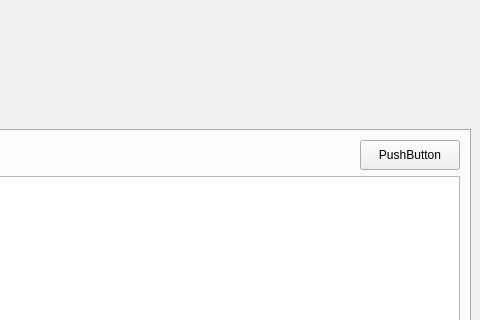
Qt form trade_monitor/trade_monitor/gui_monitor.ui (takkin-takilog/namake-trader) before a commit; both pictures show x 456 to 936 and y 0 to 320 of the 936 by 851 pixel window.
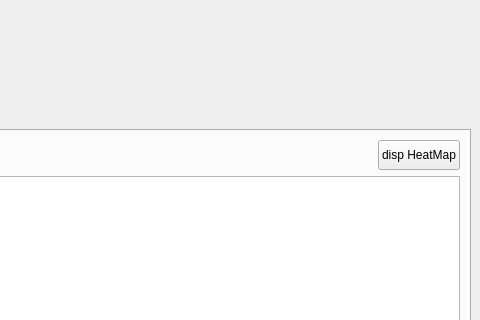
The same form after that commit.

The edit to the form file:
```diff
--- a/trade_monitor/trade_monitor/gui_monitor.ui
+++ b/trade_monitor/trade_monitor/gui_monitor.ui
@@ -268,19 +268,19 @@
           <item>
            <widget class="QPushButton" name="pushButton_gapfill_heatmap">
             <property name="sizePolicy">
-             <sizepolicy hsizetype="Fixed" vsizetype="Fixed">
+             <sizepolicy hsizetype="Preferred" vsizetype="Fixed">
               <horstretch>0</horstretch>
               <verstretch>0</verstretch>
              </sizepolicy>
             </property>
             <property name="minimumSize">
              <size>
-              <width>100</width>
+              <width>0</width>
               <height>30</height>
              </size>
             </property>
             <property name="text">
-             <string>PushButton</string>
+             <string>disp HeatMap</string>
             </property>
            </widget>
           </item>
```
